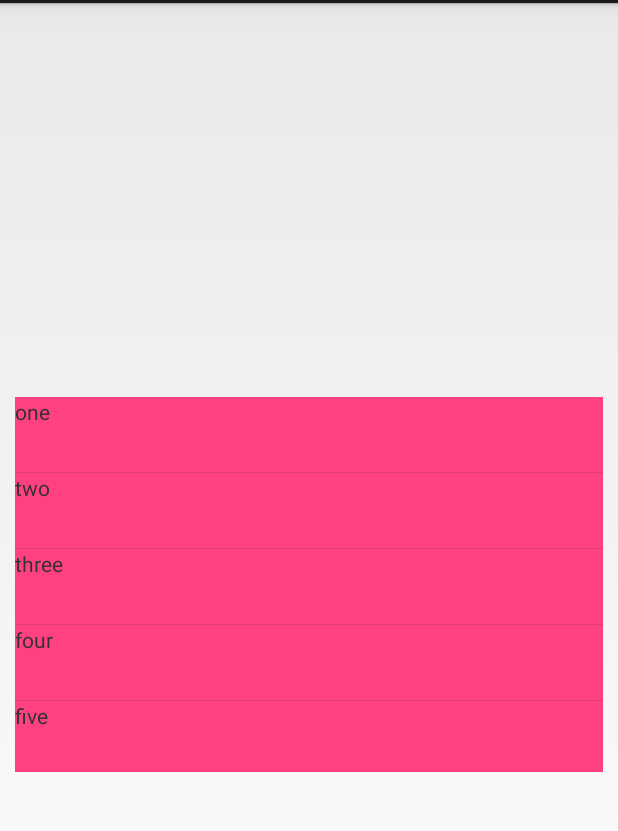
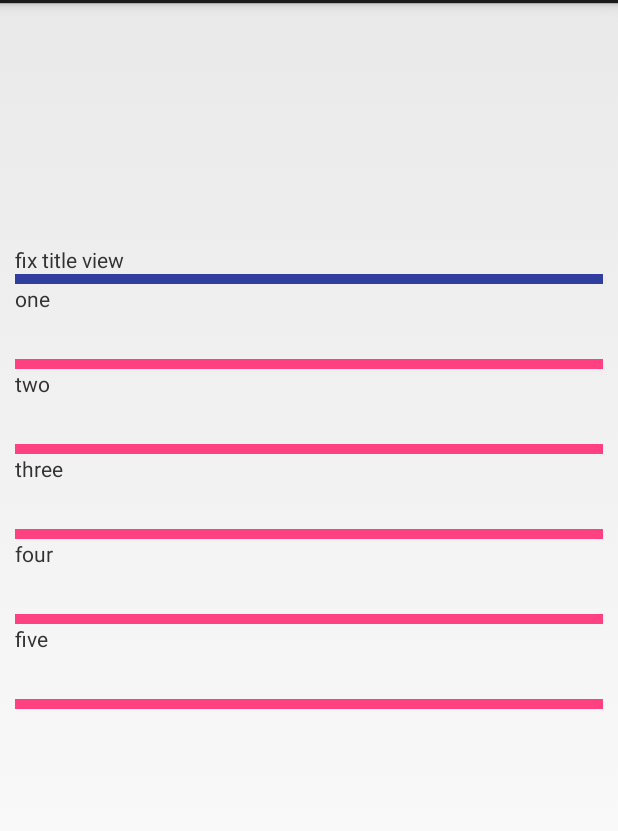
Before and after one commit to lizhen0211/Android_ScrollNestedList, an Android app: the NestedExpandListViewActivity screen opened directly, with no data from a screen before it, on a phone screen of 412 x 824 dp, the part 69-900 px from its top. Run offline under Robolectric (Android 15) with nearby library versions, the phone set to English and light mode, and no system bars.

Commit message:
add expandablelistview

```diff
--- a/app/src/main/java/com/lz/example/android_scrollnestedlist/NestedExpandListViewActivity.java
+++ b/app/src/main/java/com/lz/example/android_scrollnestedlist/NestedExpandListViewActivity.java
@@ -2,28 +2,88 @@ package com.lz.example.android_scrollnestedlist;
 
 import android.app.Activity;
 import android.os.Bundle;
+import android.view.View;
 import android.widget.ExpandableListView;
+import android.widget.ScrollView;
+import android.widget.TextView;
 
 import java.util.ArrayList;
 import java.util.List;
 
 public class NestedExpandListViewActivity extends Activity {
 
+    private ExpandableListView expandableListView;
+
+    private NestedExpandListViewAdapter expandListViewAdapter;
+
+    private TextView titleView;
+
+    private View titleDividerView;
+
+    private int listItemHeight;
+
+    private int lastOpenGroupPostion = -1;
+
+    private ScrollView scrollView;
+
     @Override
     protected void onCreate(Bundle savedInstanceState) {
         super.onCreate(savedInstanceState);
         setContentView(R.layout.activity_nested_expand_list_view);
-        ExpandableListView expandableListView = (ExpandableListView) findViewById(R.id.expandable_list_view);
+        expandableListView = (ExpandableListView) findViewById(R.id.expandable_list_view);
+        scrollView = (ScrollView) findViewById(R.id.scrollview);
+        titleView = (TextView) findViewById(R.id.title_view);
+        titleDividerView = findViewById(R.id.title_divider);
         expandableListView.setGroupIndicator(null);
         expandableListView.setChildIndicator(null);
         expandableListView.setScrollingCacheEnabled(false);
         expandableListView.setDrawingCacheEnabled(false);
 
-        NestedExpandListViewAdapter expandListViewAdapter = new NestedExpandListViewAdapter(this, getData());
+        expandableListView.setOnGroupExpandListener(onGroupExpandListener);
+        expandableListView.setOnGroupCollapseListener(onGroupCollapseListener);
+        expandableListView.setOnGroupClickListener(onGroupClickListener);
+
+        expandListViewAdapter = new NestedExpandListViewAdapter(this, getData());
         expandableListView.setAdapter(expandListViewAdapter);
+        listItemHeight = (int) getResources().getDimension(R.dimen.expand_list_item_height);
         ListUtil.setListViewHeight(expandListViewAdapter.getGroupCount()
                 , (int) getResources().getDimension(R.dimen.expand_list_item_height), expandableListView);
     }
+
+    private ExpandableListView.OnGroupExpandListener onGroupExpandListener = new ExpandableListView.OnGroupExpandListener() {
+        @Override
+        public void onGroupExpand(int groupPosition) {
+            lastOpenGroupPostion = groupPosition;
+            //展开时，listview 高度重新计算后，高度错误。
+            //需要再次设置正确的listview高度。
+            ListUtil.setListViewHeight(expandListViewAdapter.getGroupCount(), listItemHeight, expandableListView);
+        }
+    };
+
+    private ExpandableListView.OnGroupCollapseListener onGroupCollapseListener = new ExpandableListView.OnGroupCollapseListener() {
+        @Override
+        public void onGroupCollapse(int groupPosition) {
+            lastOpenGroupPostion = -1;
+            ListUtil.setListViewHeight(expandListViewAdapter.getGroupCount(), listItemHeight, expandableListView);
+        }
+    };
+
+    private ExpandableListView.OnGroupClickListener onGroupClickListener = new ExpandableListView.OnGroupClickListener() {
+        @Override
+        public boolean onGroupClick(ExpandableListView parent, View v, int groupPosition, long id) {
+            //手动展开与关闭groupItem
+            ListUtil.disposeGroupStatus(groupPosition, lastOpenGroupPostion, expandableListView);
+
+           /* int dividerHeight = expandableListView.getDividerHeight();
+            int height = (dividerHeight + listItemHeight) * groupPosition;
+            int scrollTo = height + titleView.getHeight() + titleDividerView.getHeight();
+            //设置滚到位置
+            ListUtil.scrollToTop(scrollView, expandableListView, scrollTo);*/
+
+            // 返回true 展开与关闭要自己处理；返回false展开关闭由系统处理
+            return true;
+        }
+    };
 
     private List<NestedExpandListViewAdapter.DataEntry> getData() {
         List<NestedExpandListViewAdapter.DataEntry> dataEntries = new ArrayList<>();
--- a/app/src/main/res/layout/activity_nested_expand_list_view.xml
+++ b/app/src/main/res/layout/activity_nested_expand_list_view.xml
@@ -7,22 +7,36 @@
     <ScrollView
         android:id="@+id/scrollview"
         android:layout_width="match_parent"
-        android:layout_height="250dp"
+        android:layout_height="wrap_content"
         android:layout_centerInParent="true"
         android:layout_marginLeft="10dp"
         android:layout_marginRight="10dp"
-        android:background="@color/colorAccent"
         android:orientation="vertical">
 
         <RelativeLayout
             android:layout_width="match_parent"
             android:layout_height="wrap_content">
 
+            <TextView
+                android:id="@+id/title_view"
+                android:layout_width="match_parent"
+                android:layout_height="wrap_content"
+                android:text="fix title view" />
+
+            <View
+                android:id="@+id/title_divider"
+                android:layout_width="match_parent"
+                android:layout_height="10px"
+                android:layout_below="@id/title_view"
+                android:background="@color/colorPrimaryDark" />
+
             <ExpandableListView
                 android:id="@+id/expandable_list_view"
                 android:layout_width="match_parent"
                 android:layout_height="wrap_content"
-                android:layout_centerInParent="true" />
+                android:layout_below="@id/title_divider"
+                android:divider="@color/colorAccent"
+                android:dividerHeight="10px" />
         </RelativeLayout>
 
     </ScrollView>
```
Also changed, not shown: app/src/main/java/com/lz/example/android_scrollnestedlist/ListUtil.java (+48 -4 lines).
